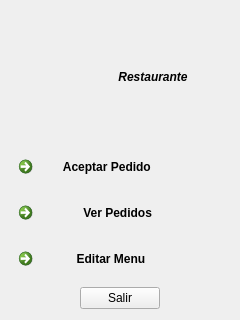
Qt form Food_system/interface_rest.ui (jeremyroa/Proyecto_RJ) before a commit.
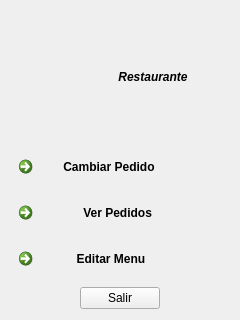
The same form after that commit. Icons and pictures are not drawn.

```diff
--- a/Food_system/interface_rest.ui
+++ b/Food_system/interface_rest.ui
@@ -138,7 +138,7 @@
        <item>
         <widget class="QCommandLinkButton" name="commandLinkButton">
          <property name="text">
-          <string>       Aceptar Pedido</string>
+          <string>       Cambiar Pedido</string>
          </property>
          <property name="icon">
           <iconset>
```
